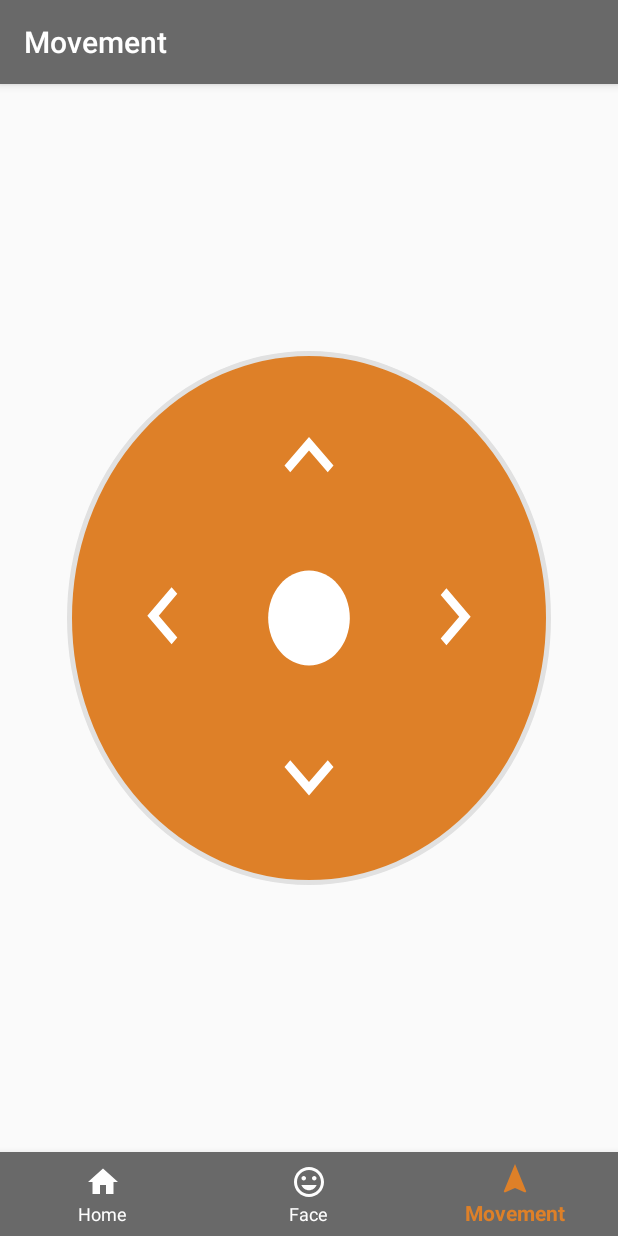
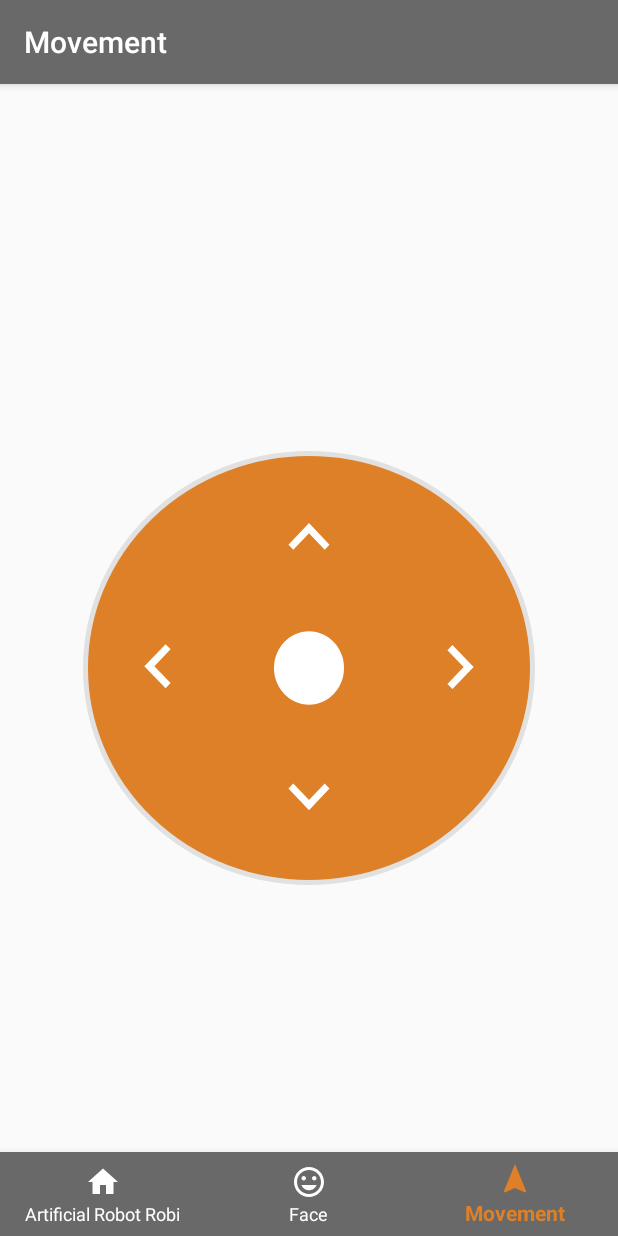
Before and after one commit to MartinRosenquist/Robi, an Android app: the screen it shows after launch (MovementActivity), item 3 of the bottom bar chosen, on a phone screen of 412 x 824 dp. Run offline under Robolectric (Android 15) with nearby library versions, the phone set to English and light mode, and no system bars; 1 statement that could not run was skipped.

Commit message:
Newest Commit

```diff
--- a/RobiControl/app/src/main/java/com/example/robicontrol/MainActivity.java
+++ b/RobiControl/app/src/main/java/com/example/robicontrol/MainActivity.java
@@ -2,24 +2,22 @@ package com.example.robicontrol;
 
 
 import androidx.appcompat.app.AppCompatActivity;
-
 import android.Manifest;
 import android.annotation.SuppressLint;
+import android.app.Activity;
 import android.bluetooth.BluetoothAdapter;
-import android.bluetooth.BluetoothClass;
 import android.bluetooth.BluetoothDevice;
-import android.bluetooth.BluetoothManager;
-import android.app.ListActivity;
-
 import android.bluetooth.BluetoothSocket;
-import android.bluetooth.le.BluetoothLeScanner;
+import android.bluetooth.le.AdvertiseCallback;
+import android.bluetooth.le.AdvertiseData;
+import android.bluetooth.le.AdvertiseSettings;
+import android.bluetooth.le.BluetoothLeAdvertiser;
 import android.content.BroadcastReceiver;
 import android.content.Context;
 import android.content.Intent;
 import android.content.IntentFilter;
 import android.os.Build;
 import android.os.Bundle;
-import android.os.Handler;
 import android.os.ParcelUuid;
 import android.util.Log;
 import android.widget.Toast;
@@ -28,84 +26,85 @@ import java.io.IOException;
 import java.io.InputStream;
 import java.io.OutputStream;
 import java.util.ArrayList;
-import java.util.List;
 import java.util.Set;
+import java.util.UUID;
 
 
+//Gatt/Gap = Peripheral
 public class MainActivity extends AppCompatActivity {
-
-    private OutputStream outputStream;
-    private InputStream inStream;
-    public ArrayList<BluetoothDevice> _btDevices = new ArrayList<>();
-
-    private final BluetoothManager _bluetoothManager;
-
-    {
-        _bluetoothManager = (BluetoothManager) getSystemService(Context.BLUETOOTH_SERVICE);
-    }
-
-    private final BluetoothAdapter _bluetoothAdapter = _bluetoothManager.getAdapter();
+    public static final String TAG = MainActivity.class.getSimpleName();
+    Activity MainActivity = MainActivity.this;
+    private BluetoothAdapter _adapter = BluetoothAdapter.getDefaultAdapter();
+    private Set<BluetoothDevice> _bondedDevices = _adapter.getBondedDevices();
+    private BluetoothSocket _socket;
+    private BluetoothDevice _device;
+    private UUID MY_UUID = UUID.fromString("00001101-0000-1000-8000-00805f9b34fb");
+    private ArrayList<BluetoothDevice> _ArrayDevice = new ArrayList<>();
 
 
-    public Boolean onOff = false;
-    private BroadcastReceiver _broadcastreceiver = new BroadcastReceiver() {
+
+
+    private BroadcastReceiver _btReceiver = new BroadcastReceiver() {
         @Override
         public void onReceive(Context context, Intent intent) {
-            String action = intent.getAction();
-            if (action.equals(BluetoothDevice.ACTION_FOUND)){
-                BluetoothDevice _device = intent.getParcelableExtra(BluetoothDevice.EXTRA_DEVICE);
-                if (_device.getName().contains("ZBC-PAA")) {
-                    _btDevices.add(_device);
-                    Toast.makeText(MainActivity.this, _device.getName(), Toast.LENGTH_SHORT).show();
+            String _action = intent.getAction();
+
+            if (_action.equals(_adapter.ACTION_STATE_CHANGED)){
+                final int _state = intent.getIntExtra(BluetoothAdapter.EXTRA_STATE, _adapter.ERROR);
+
+                switch (_state){
+                    case BluetoothAdapter.STATE_ON:
+                        PrintText(MainActivity,"Bluetooth is On", 0);
+                        break;
+                    case BluetoothAdapter.STATE_OFF:
+                        PrintText(MainActivity,"Bluetooth is Off", 0);
+                        break;
+                    case BluetoothAdapter.STATE_TURNING_OFF:
+                        PrintText(MainActivity,"Bluetooth is Turning Off", 0);
+                        break;
+                    case BluetoothAdapter.STATE_TURNING_ON:
+                        PrintText(MainActivity,"Bluetooth is Turning On", 0);
+                        break;
                 }
-
             }
         }
     };
-
-    @Override
-    protected void onCreate(Bundle savedInstanceState) {
-        super.onCreate(savedInstanceState);
 
 
 
 
 
 
-        if ((_bluetoothAdapter == null) || !_bluetoothAdapter.isEnabled()) {
+    @Override
+    protected void onCreate(Bundle savedInstanceState) {
+        super.onCreate(savedInstanceState);
+
+        if (!_adapter.isEnabled()){
             Intent _enableBT = new Intent(BluetoothAdapter.ACTION_REQUEST_ENABLE);
             startActivity(_enableBT);
 
+            IntentFilter _filter = new IntentFilter(BluetoothAdapter.ACTION_STATE_CHANGED);
+            registerReceiver(_btReceiver, _filter);
+        }
+        else {
+            _device = GetBondedDevice("poke");
         }
 
-        if (!_bluetoothAdapter.isDiscovering()) {
 
-            checkBTPermission();
 
-            _bluetoothAdapter.startDiscovery();
-
-            IntentFilter _Discoverdevices = new IntentFilter(BluetoothDevice.ACTION_FOUND);
-            registerReceiver(_broadcastreceiver, _Discoverdevices);
-        } else {
-            _bluetoothAdapter.cancelDiscovery();
-
-            _bluetoothAdapter.startDiscovery();
-
-            IntentFilter _Discoverdevices = new IntentFilter(BluetoothDevice.ACTION_FOUND);
-
-            checkBTPermission();
-
-            registerReceiver(_broadcastreceiver, _Discoverdevices);
-        }
+      PrintText(MainActivity, "Device Name: " + _device.getName() + "r\nDevice Address: " + _device.getAddress(), 1);
 
     }
 
+    // on app closing
     @Override
     protected void onDestroy() {
         super.onDestroy();
-        unregisterReceiver(_broadcastreceiver);
+        unregisterReceiver(_btReceiver);
     }
 
+
+    //Checking if you are using an outdated Android Version, otherwise ask for Location permissions
     @SuppressLint("ObsoleteSdkInt")
     private void checkBTPermission() {
         if(Build.VERSION.SDK_INT > Build.VERSION_CODES.LOLLIPOP){
@@ -117,23 +116,26 @@ public class MainActivity extends AppCompatActivity {
         }
     }
 
+    public void PrintText(Activity _activity, String _text, int _duration){
+        Toast.makeText(_activity, _text, _duration).show();
+    }
+
+    /*
+        Get the specific bonded device
+    */
+    private BluetoothDevice GetBondedDevice(String _name){
+        BluetoothDevice _result = null;
+        if (_bondedDevices != null){
+            for (BluetoothDevice _device : _bondedDevices){
+                if (_device.getName().contains(_name)){
+                    _result = _device;
+                }
+            }
+        }
+
+
+        return _result;
+    }
+
 
 }
-/*
-    Set<BluetoothDevice> bondedDevices = _bluetoothAdapter.getBondedDevices();
-
-                if (bondedDevices.size() > 0) {
-
-                        for (BluetoothDevice _device : bondedDevices) {
-                        if (_device.getName() == "ZBC-PAALION0005") {
-                        Toast.makeText(MainActivity.this, _device.getName(), Toast.LENGTH_LONG).show();
-                        }
-
-                        }
-
-                        }
-
-                        Log.e("error", "No appropriate paired devices.");
-                        } else {
-                        Log.e("error", "Bluetooth is disabled.");
-                        }*/
--- a/RobiControl/app/src/main/res/layout/movement.xml
+++ b/RobiControl/app/src/main/res/layout/movement.xml
@@ -8,10 +8,10 @@
     <androidx.constraintlayout.widget.ConstraintLayout
         android:layout_width="0dp"
         android:layout_height="0dp"
-        android:layout_marginTop="80pt"
+        android:layout_marginTop="110pt"
         android:layout_marginBottom="80pt"
-        android:layout_marginStart="20pt"
-        android:layout_marginEnd="20pt"
+        android:layout_marginStart="25pt"
+        android:layout_marginEnd="25pt"
         android:background="@drawable/circle"
         app:layout_constraintBottom_toTopOf="@id/Menu_Navigation"
         app:layout_constraintEnd_toEndOf="parent"
@@ -22,9 +22,9 @@
             android:id="@+id/forward"
             android:layout_width="0dp"
             android:layout_height="0dp"
-            android:layout_marginStart="32dp"
-            android:layout_marginTop="32dp"
-            android:layout_marginEnd="32dp"
+            android:layout_marginStart="20pt"
+            android:layout_marginTop="13pt"
+            android:layout_marginEnd="20pt"
             android:background="@drawable/ic_keyboard_arrow_up_black_24dp"
             app:layout_constraintBottom_toTopOf="@id/stop"
             app:layout_constraintEnd_toStartOf="@id/right"
@@ -35,9 +35,9 @@
             android:id="@+id/stop"
             android:layout_width="0dp"
             android:layout_height="0dp"
-            android:layout_marginStart="16dp"
-            android:layout_marginTop="32dp"
-            android:layout_marginEnd="16dp"
+            android:layout_marginStart="10pt"
+            android:layout_marginTop="13pt"
+            android:layout_marginEnd="10pt"
             android:background="@drawable/ic_lens_black_24dp"
             app:layout_constraintBottom_toTopOf="@id/backwards"
             app:layout_constraintEnd_toStartOf="@id/right"
@@ -48,10 +48,10 @@
             android:id="@+id/left"
             android:layout_width="0dp"
             android:layout_height="0dp"
-            android:layout_marginStart="32dp"
-            android:layout_marginTop="32dp"
-            android:layout_marginEnd="16dp"
-            android:layout_marginBottom="32dp"
+            android:layout_marginStart="10pt"
+            android:layout_marginTop="13pt"
+            android:layout_marginEnd="10pt"
+            android:layout_marginBottom="13pt"
             android:background="@drawable/ic_keyboard_arrow_left_white_24dp"
             app:layout_constraintBottom_toTopOf="@id/backwards"
             app:layout_constraintEnd_toStartOf="@id/stop"
@@ -62,10 +62,10 @@
             android:id="@+id/right"
             android:layout_width="0dp"
             android:layout_height="0dp"
-            android:layout_marginStart="16dp"
-            android:layout_marginTop="32dp"
-            android:layout_marginEnd="32dp"
-            android:layout_marginBottom="32dp"
+            android:layout_marginStart="10pt"
+            android:layout_marginTop="13pt"
+            android:layout_marginEnd="10pt"
+            android:layout_marginBottom="13pt"
             android:background="@drawable/ic_keyboard_arrow_right_white_24dp"
             app:layout_constraintBottom_toTopOf="@id/backwards"
             app:layout_constraintEnd_toEndOf="parent"
@@ -76,10 +76,10 @@
             android:id="@+id/backwards"
             android:layout_width="0dp"
             android:layout_height="0dp"
-            android:layout_marginStart="32dp"
-            android:layout_marginTop="32dp"
-            android:layout_marginEnd="32dp"
-            android:layout_marginBottom="32dp"
+            android:layout_marginStart="20pt"
+            android:layout_marginTop="13pt"
+            android:layout_marginEnd="20pt"
+            android:layout_marginBottom="13pt"
             android:background="@drawable/ic_keyboard_arrow_down_black_24dp"
             app:layout_constraintBottom_toBottomOf="parent"
             app:layout_constraintEnd_toStartOf="@id/right"
--- a/RobiControl/app/src/main/res/values/strings.xml
+++ b/RobiControl/app/src/main/res/values/strings.xml
@@ -1,5 +1,5 @@
 <resources>
-    <string name="home">Home</string>
+    <string name="home">Artificial Robot Robi</string>
     <string name="face">Face</string>
     <string name="movement">Movement</string>
 
```
Also changed, not shown: RobiControl/app/src/main/AndroidManifest.xml (+6 -2 lines), RobiControl/app/src/main/java/com/example/robicontrol/FaceActivity.java (+14 -4 lines), RobiControl/app/src/main/java/com/example/robicontrol/MovementActivity.java (+10 -5 lines), RobiControl/app/src/main/res/layout/face.xml (+16 -16 lines), RobiControl/app/src/main/res/layout/home.xml (+20 -21 lines).
